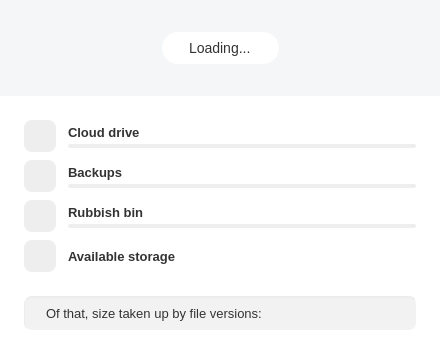
First picture: the form in src/MEGASync/gui/win/AccountDetailsDialog.ui, repository meganz/MEGAsync, before the edit.
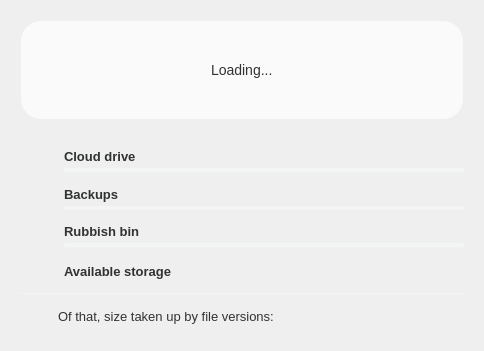
Second picture: the form after the edit. Icons and pictures are not drawn. Custom widgets are drawn as their Qt base class.

```diff
--- a/src/MEGASync/gui/win/AccountDetailsDialog.ui
+++ b/src/MEGASync/gui/win/AccountDetailsDialog.ui
@@ -9,30 +9,132 @@
    <rect>
     <x>0</x>
     <y>0</y>
-    <width>440</width>
-    <height>366</height>
+    <width>483</width>
+    <height>351</height>
    </rect>
   </property>
   <property name="windowTitle">
    <string>Account usage details</string>
   </property>
   <property name="styleSheet">
-   <string notr="true">
+   <string notr="true">/*ColorTokenIcon;Button;bCloudDrive;active;off;colorToken.icon-secondary*/
+/*ColorTokenIcon;Button;bCloudDrive;normal;off;colorToken.icon-secondary*/
+/*ColorTokenIcon;Button;bVault;active;off;colorToken.icon-secondary*/
+/*ColorTokenIcon;Button;bVault;normal;off;colorToken.icon-secondary*/
+/*ColorTokenIcon;Button;bRubbish;normal;off;colorToken.icon-secondary*/
+/*ColorTokenIcon;Button;bRubbish;active;off;colorToken.icon-secondary*/
+/*ColorTokenIcon;Button;bAvailable;normal;off;colorToken.icon-secondary*/
+/*ColorTokenIcon;Button;bAvailable;active;off;colorToken.icon-secondary*/
+/*ColorTokenIcon;Button;bVersionIcon;normal;off;colorToken.icon-secondary*/
+/*ColorTokenIcon;Button;bVersionIcon;active;off;colorToken.icon-secondary*/
+
+#wCircularStorage, #wCircularTransfer
+{
+qproperty-outerCircleBackgroundColor: #f3f4f4; /*colorToken.surface-2*/
+qproperty-innerCircleBackgroundColor: #ffffff; /*colorToken.page-background*/
+
+qproperty-lightOkProgressBarColors: #477ef7; /*colorToken.indicator-indigo*/
+qproperty-darkOkProgressBarColors: #477ef7; /*colorToken.indicator-indigo*/
+qproperty-lightWarnProgressBarColors: #fb6514; /*colorToken.indicator-orange*/
+qproperty-darkWarnProgressBarColors: #fb6514; /*colorToken.indicator-orange*/
+qproperty-lightFullProgressBarColors: #F63D6B; /*colorToken.indicator-pink*/
+qproperty-darkFullProgressBarColors: #F63D6B; /*colorToken.indicator-pink*/
+
+qproperty-okStateTextColor: #303233; /*colorToken.text-primary*/
+}
+
+#AccountDetailsDialog[storageState=&quot;warning&quot;] #headerBox #lUsedStorage
+{
+color: #fb6514; /*colorToken.indicator-orange*/
+}
+
+#AccountDetailsDialog[storageState=&quot;full&quot;] #headerBox #lUsedStorage
+{
+color: #f63d6b; /*colorToken.indicator-pink*/
+}
+
+#AccountDetailsDialog[transferState=&quot;warning&quot;] #headerBox #lUsedTransfer
+{
+color: #fb6514; /*colorToken.indicator-orange*/
+}
+
+#AccountDetailsDialog[transferState=&quot;full&quot;] #headerBox #lUsedTransfer
+{
+color: #f63d6b; /*colorToken.indicator-pink*/
+}
+
+#pLoading, #pStorageAndTransferUsage, #wStorageUsage, #wTransferUsage, #wStorageDetails, #wTransferDetails
+{
+background-color: transparent;
+}
+
+QGroupBox
+{
+margin-top: 10px;
+margin-right: 10px;
+margin-left: 10px;
+margin-bottom: 10px;
+margin-radius: 15px;
+}
+
+#line
+{
+background-color: #f3f4f4; /*colorToken.surface-2*/
+border-style: none;
+}
+
+#headerBox
+{
+border-style:none;
+border-radius:20px;
+background-color: #fafafa; /*colorToken.surface-1*/
+}
+
+QProgressBar
+{
+height: 4px;
+min-height: 4px;
+max-height: 4px;
+border:0px;
+border-radius: 2px;
+background-color: #f3f4f4; /*colorToken.surface-2*/
+margin-bottom: 4px;
+}
+
+QProgressBar::chunk
+{
+background-color: #477EF7; /*colorToken.indicator-indigo*/
+border-radius: 2px;
+border:0px;
+}
+
+#wDetailedUsage QPushButton, #bVersionIcon
+{
+border-style: none;
+background-color: transparent;
+padding-left: 10px;
+padding-right: 10px;
+height: 22px;
+color: transparent;
+font-weight: bold;
+}
+
 #AccountDetailsDialog
 {
-    border-radius: 0 0 4px 4px;
-    background-color: #FFFFFF;
+border-radius: 0 0 4px 4px;
 }
 
-/* Config all labels */
 QLabel
 {
-    font-family: &quot;Lato&quot;;
+font-family: &quot;Lato&quot;;
+background-color: transparent;
+color: #303233; /*colorToken.text-primary*/
+font-size: 13px;
 }
 
 #sHeader
 {
-    background-color: #F4F6F8;
+    background-color: transparent;
     height: 96px;
     width: 440px;
     height: 96px;
@@ -45,8 +147,6 @@
 
 #lCloudDrive, #lVault, #lRubbish, #lStorage, #lTransfer, #lAvailable
 {
-  color: #333333;
-  font-size: 13px;
   font-weight: bold;
 }
 
@@ -55,7 +155,7 @@
   qproperty-alignment: 'AlignLeft | AlignVCenter';
 }
 
-#lCloudDrive, #lVault, #lRubbish
+#lCloudDrive, #lVault, #lRubbish, #lAvailable
 {
     qproperty-alignment: 'AlignLeft | AlignBottom';
 }
@@ -65,18 +165,17 @@
     border: 0px;
 }
 
+#lStorage, #lTransfer, #lUsedStorage, #lUsedTransfer
+{
+    margin-left: 6px;
+}
+
 #lStorage, #lTransfer
 {
     padding-bottom: 4px;
 }
 
-#lUsedCloudDrive, #lUsedVault,  #lUsedRubbish, #lUsedByVersions, #lAvailableStorage
-{
-  color: #333333;
-  font-size: 13px;
-}
-
-#lUsedCloudDrive, #lUsedVault,  #lUsedRubbish, #lAvailableStorage
+#lUsedCloudDrive, #lUsedVault,  #lUsedRubbish
 {
     qproperty-alignment: 'AlignRight | AlignBottom';
     padding-right: 4px;
@@ -103,54 +202,22 @@
   background-color: #FF5646;
 }
 
-#wDetailedUsage QPushButton
-{
-    border-radius: 8px;
-    background-color: #EEEEEE;
-}
-
 #bCloudDrive, #bVault, #bRubbish
 {
     qproperty-iconSize: 24px;
 }
 
-#bCloudDrive
-{
-    qproperty-icon : url(:/images/account_details/Cloud_Drive_24_ico.png);
-}
-
-#bVault
-{
-    qproperty-icon : url(:/images/Backups_24_ico.png);
-}
-
-#bRubbish
-{
-    qproperty-icon : url(:/images/account_details/Bin_24_ico.png);
-}
-
-#bAvailable
-{
-    qproperty-icon : url(:/images/account_details/available_storage.png);
-}
-
-#lVersionIcon
-{
-    qproperty-icon : url(:/images/account_details/versions.png);
-	padding-left:4px;
-}
-
 #lLoading
 {
     border-radius: 16px;
-    background-color: white;
+    background-color: transparent;
     height: 32px;
     max-height: 32px;
     min-height: 32px;
     max-width:440px;
     min-width:10px;
     font-size: 14px;
-    color: #333333;
+    color: #303233; /*colorToken.text-primary*/
     padding-left:24px;
     padding-right:24px;
     qproperty-alignment: 'AlignVCenter | AlignHCenter';
@@ -166,47 +233,6 @@
     min-width:440px;
 }
 
-QProgressBar
-{
-    height: 4px;
-    min-height: 4px;
-    max-height: 4px;
-    border:0px;
-    border-radius: 2px;
-    background-color: #EEEEEE;
-    margin-bottom: 4px;
-}
-
-QProgressBar::chunk
-{
-  background-color: #6FD7FF;
-  border-radius: 2px;
-  border:0px;
-}
-
-#wSizeVersions
-{
-    background-color: #F2F2F2;
-    border-radius: 8px;
-    margin-left: 24px;
-    margin-right: 23px;
-    margin-bottom: 26px;
-    height: 32px;
-    max-height: 32px;
-    min-height: 32px;
-    border-top: 2px inset #ECECEC;
-    border-left: 1px inset #ECECEC;
-    border-right: 1px inset #ECECEC;
-    border-bottom: 1px inset #ECECEC;
-}
-
-#lVersions
-{
-    color: #333333;
-    font-size: 13px;
-    padding-left: 8px;
-}
-
 #AccountDetailsDialog[loading=true]  #sHeader
 {
     /* Loading page */
@@ -233,33 +259,34 @@
 
 #pStorageAndTransferUsage #sStorage, #sTransfer
 {
-    height: 52px;
-    width: 56px;
-    min-height: 52px;
-    min-width: 56px;
-    max-height: 52px;
-    max-width: 56px;
-    margin-left: 24px;
+height: 65px;
+width: 70px;
+min-height: 65px;
+min-width: 70px;
+max-height: 65px;
+max-width: 70px;
+margin-left: 20px;
+background-color: transparent;
 }
 
 #wStorageUsage, #wTransferUsage
 {
-    height: 96px;
-    width: 219px;
-    max-height: 96px;
-    min-height: 96px;
-    max-width:219px;
-    min-width:219px;
+height: 96px;
+width: 219px;
+max-height: 96px;
+min-height: 96px;
+max-width:219px;
+min-width:219px;
 }
 
 #wStorageUsage
 {
-    border-right: 1px solid white;
+    border-right: 1px solid transparent;
 }
 
 #wTransferUsage
 {
-    border-left: 1px solid white;
+    border-left: 1px solid transparent;
 }
 
 #pStorageAndTransferUsage QPushButton
@@ -285,13 +312,19 @@
   <property name="modal">
    <bool>false</bool>
   </property>
-  <layout class="QVBoxLayout" name="layoutWidget">
+  <layout class="QVBoxLayout" name="verticalLayout_6">
+   <item>
+    <widget class="QGroupBox" name="headerBox">
+     <property name="title">
+      <string/>
+     </property>
+     <property name="flat">
+      <bool>true</bool>
+     </property>
+     <layout class="QVBoxLayout" name="verticalLayout_5">
    <property name="spacing">
     <number>0</number>
    </property>
-   <property name="sizeConstraint">
-    <enum>QLayout::SetFixedSize</enum>
-   </property>
    <property name="leftMargin">
     <number>0</number>
    </property>
@@ -302,6 +335,11 @@
     <number>0</number>
    </property>
    <property name="bottomMargin">
+       <number>0</number>
+      </property>
+      <item>
+       <layout class="QHBoxLayout" name="horizontalLayout_2">
+        <property name="spacing">
     <number>0</number>
    </property>
    <item>
@@ -641,6 +679,11 @@
      </widget>
     </widget>
    </item>
+       </layout>
+      </item>
+     </layout>
+    </widget>
+   </item>
    <item>
     <widget class="QWidget" name="wDetailedUsage" native="true">
      <property name="maximumSize">
@@ -649,22 +692,7 @@
        <height>16777215</height>
       </size>
      </property>
-     <layout class="QVBoxLayout" name="wDetailedUsageLayout">
-      <property name="spacing">
-       <number>8</number>
-      </property>
-      <property name="leftMargin">
-       <number>24</number>
-      </property>
-      <property name="topMargin">
-       <number>24</number>
-      </property>
-      <property name="rightMargin">
-       <number>24</number>
-      </property>
-      <property name="bottomMargin">
-       <number>24</number>
-      </property>
+     <layout class="QVBoxLayout" name="verticalLayout_4">
       <item>
        <widget class="QWidget" name="wCloudDrive" native="true">
         <property name="sizePolicy">
@@ -1037,7 +1065,10 @@
            <property name="spacing">
             <number>0</number>
            </property>
-           <item>
+           <property name="rightMargin">
+            <number>8</number>
+           </property>
+           <item alignment="Qt::AlignVCenter">
             <widget class="QLabel" name="lAvailable">
              <property name="text">
               <string>Available storage</string>
@@ -1052,34 +1083,70 @@
         </layout>
        </widget>
       </item>
-     </layout>
+      <item>
+       <widget class="Line" name="line">
+        <property name="sizePolicy">
+         <sizepolicy hsizetype="Minimum" vsizetype="Minimum">
+          <horstretch>0</horstretch>
+          <verstretch>0</verstretch>
+         </sizepolicy>
+        </property>
+        <property name="minimumSize">
+         <size>
+          <width>0</width>
+          <height>1</height>
+         </size>
+        </property>
+        <property name="maximumSize">
+         <size>
+          <width>16777215</width>
+          <height>1</height>
+         </size>
+        </property>
+        <property name="frameShadow">
+         <enum>QFrame::Plain</enum>
+        </property>
+        <property name="orientation">
+         <enum>Qt::Horizontal</enum>
+        </property>
     </widget>
    </item>
    <item>
-    <widget class="QWidget" name="wSizeVersions" native="true">
      <layout class="QHBoxLayout" name="horizontalLayout_6">
-      <property name="spacing">
-       <number>0</number>
-      </property>
-      <property name="leftMargin">
-       <number>24</number>
-      </property>
-      <property name="topMargin">
-       <number>0</number>
-      </property>
-      <property name="rightMargin">
-       <number>24</number>
-      </property>
-      <property name="bottomMargin">
-       <number>26</number>
-      </property>
       <item>
-       <widget class="QLabel" name="lVersionIcon">
-        <property name="text">
-         <string/>
+         <widget class="QPushButton" name="bVersionIcon">
+          <property name="sizePolicy">
+           <sizepolicy hsizetype="Fixed" vsizetype="Fixed">
+            <horstretch>0</horstretch>
+            <verstretch>0</verstretch>
+           </sizepolicy>
+          </property>
+          <property name="minimumSize">
+           <size>
+            <width>32</width>
+            <height>32</height>
+           </size>
+          </property>
+          <property name="maximumSize">
+           <size>
+            <width>32</width>
+            <height>32</height>
+           </size>
+          </property>
+          <property name="icon">
+           <iconset resource="../Resources_win.qrc">
+            <normaloff>:/images/account_details/versions.svg</normaloff>:/images/account_details/versions.svg</iconset>
+          </property>
+          <property name="iconSize">
+           <size>
+            <width>24</width>
+            <height>24</height>
+           </size>
         </property>
        </widget>
       </item>
+        <item>
+         <layout class="QHBoxLayout" name="horizontalLayout_5">
       <item>
        <widget class="QLabel" name="lVersions">
         <property name="sizePolicy">
@@ -1100,6 +1167,10 @@
        <widget class="QLabel" name="lUsedByVersions"/>
       </item>
      </layout>
+        </item>
+       </layout>
+      </item>
+     </layout>
     </widget>
    </item>
   </layout>
```
Left out of the diff: 25 changed lines with no effect on the pictures. Lines whose indentation alone changed are shown as unchanged.
